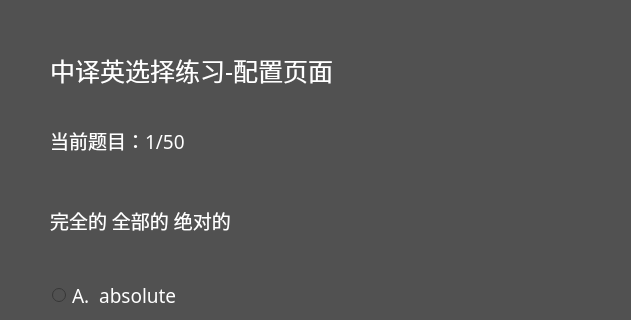
Old version of the form Choose.ui in the repository liyuxuan2003/ParrotWords; both pictures show x 0 to 631 and y 0 to 320 of the 1200 by 675 pixel window.
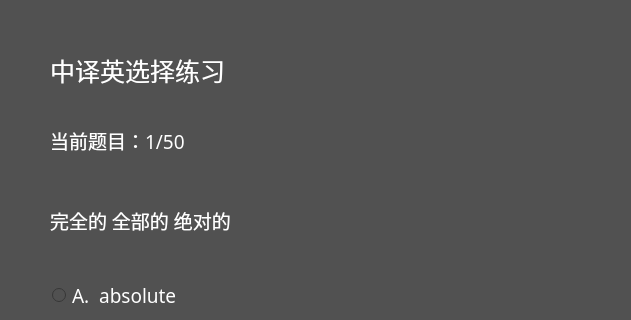
New version of the form.

The edit to the form file:
```diff
--- a/Choose.ui
+++ b/Choose.ui
@@ -103,7 +103,7 @@
     <string notr="true">color: rgb(255, 255, 255);</string>
    </property>
    <property name="text">
-    <string>中译英选择练习-配置页面</string>
+    <string>中译英选择练习</string>
    </property>
   </widget>
   <widget class="QLabel" name="labelLocation">
```
